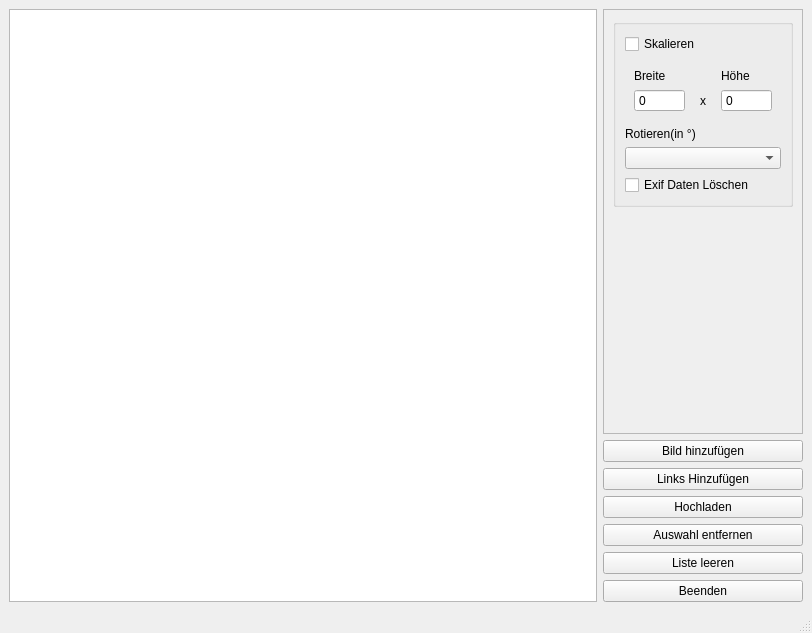
This is picup/ui_files/MainWindow.ui in Arvedui/picup as Qt 5 draws it before an edit. The edited form follows.
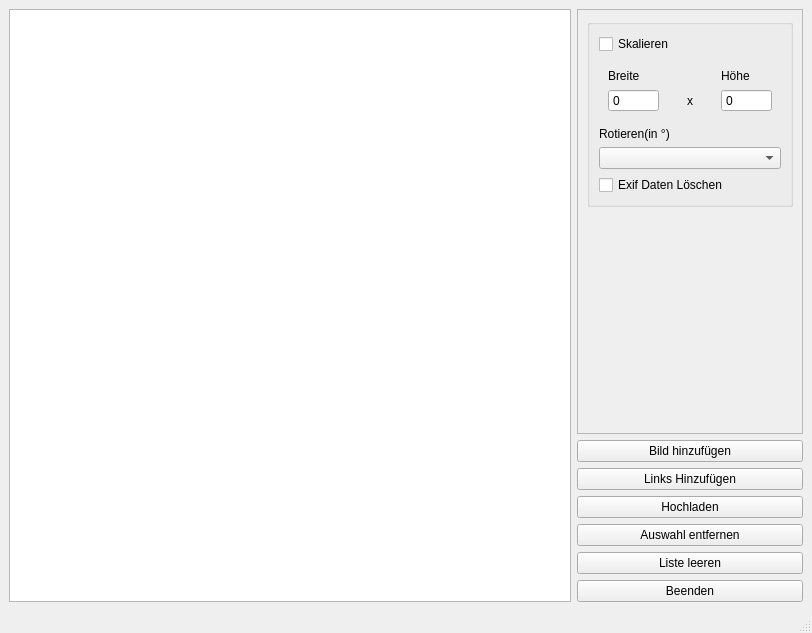
This is the edited form.

Commit message: fix scaling and box resize when enabeling scaling

Patch:
```diff
--- a/picup/ui_files/MainWindow.ui
+++ b/picup/ui_files/MainWindow.ui
@@ -74,6 +74,18 @@
          <layout class="QGridLayout" name="gridLayout_3">
           <item row="0" column="0">
            <widget class="QCheckBox" name="check_box_resize">
+            <property name="sizePolicy">
+             <sizepolicy hsizetype="Preferred" vsizetype="Fixed">
+              <horstretch>0</horstretch>
+              <verstretch>0</verstretch>
+             </sizepolicy>
+            </property>
+            <property name="minimumSize">
+             <size>
+              <width>182</width>
+              <height>0</height>
+             </size>
+            </property>
             <property name="text">
              <string>Skalieren</string>
             </property>
```
The commit also changes 1 other file.
